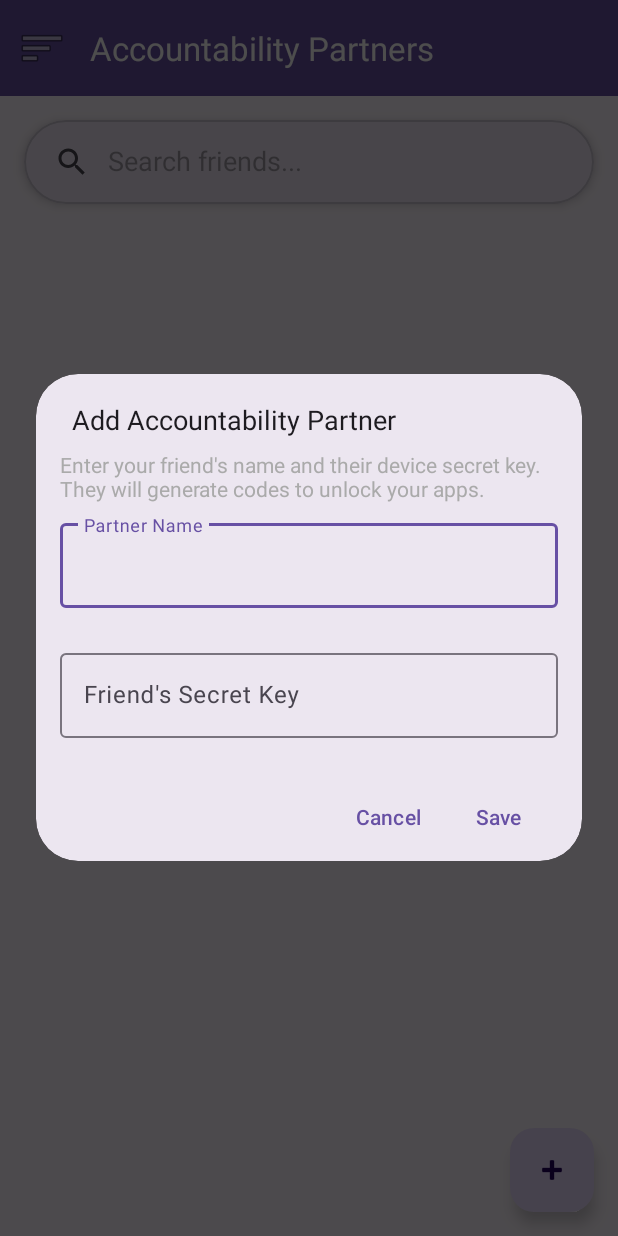
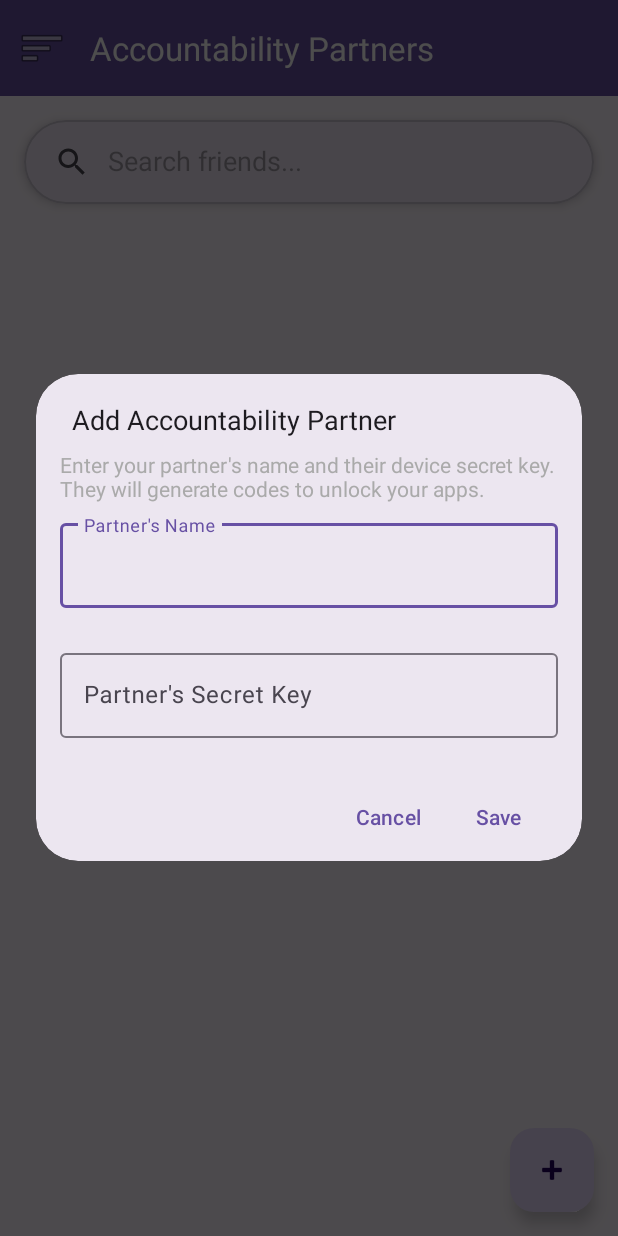
Before and after one commit to qwackedlebl/blockerapp, an Android app: the screen it shows after launch (MainActivity), after a tap on "Add Partner", on a phone screen of 412 x 824 dp. Run offline under Robolectric (Android 15) with nearby library versions, the phone set to English and light mode, and no system bars.

Commit message:
git push

```diff
--- a/app/src/main/res/layout/dialog_add_partner.xml
+++ b/app/src/main/res/layout/dialog_add_partner.xml
@@ -17,7 +17,7 @@
     <TextView
         android:layout_width="match_parent"
         android:layout_height="wrap_content"
-        android:text="Enter your friend's name and their device secret key. They will generate codes to unlock your apps."
+        android:text="Enter your partner's name and their device secret key. They will generate codes to unlock your apps."
         android:textSize="14sp"
         android:textColor="@android:color/darker_gray"
         android:paddingBottom="8dp" />
@@ -34,7 +34,7 @@
             android:id="@+id/nameInput"
             android:layout_width="match_parent"
             android:layout_height="wrap_content"
-            android:hint="Partner Name"
+            android:hint="Partner's Name"
             android:inputType="textPersonName" />
 
     </com.google.android.material.textfield.TextInputLayout>
@@ -51,7 +51,7 @@
             android:id="@+id/secretKeyInput"
             android:layout_width="match_parent"
             android:layout_height="wrap_content"
-            android:hint="Friend's Secret Key"
+            android:hint="Partner's Secret Key"
             android:inputType="textNoSuggestions|textCapCharacters" />
 
     </com.google.android.material.textfield.TextInputLayout>
```
